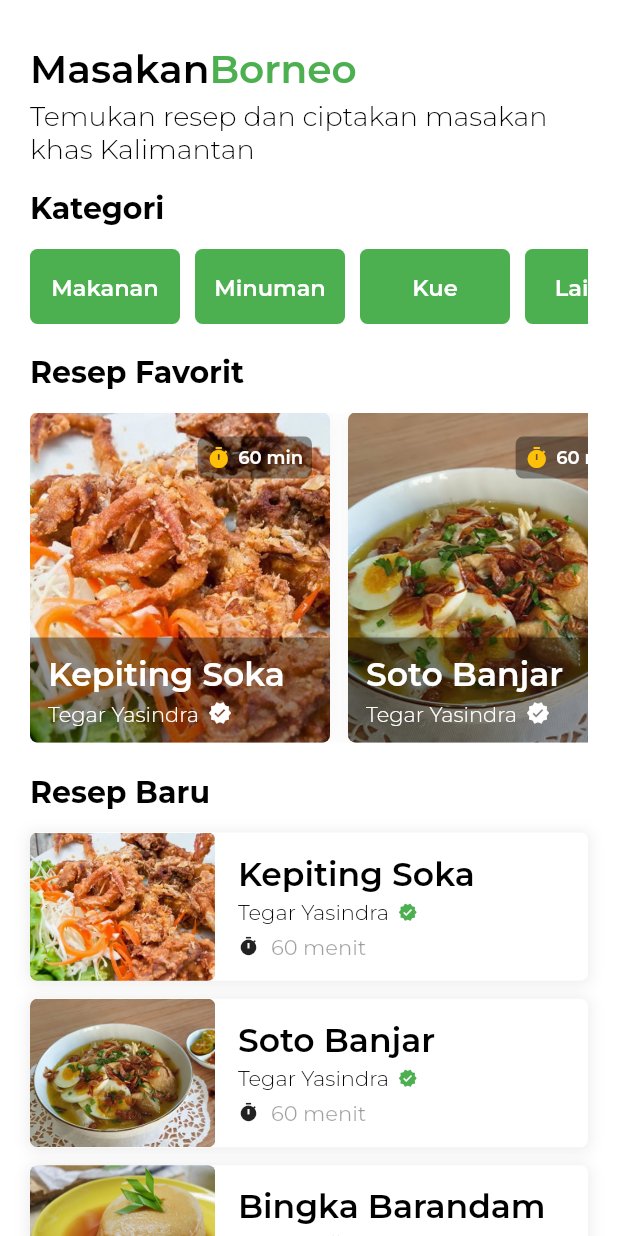
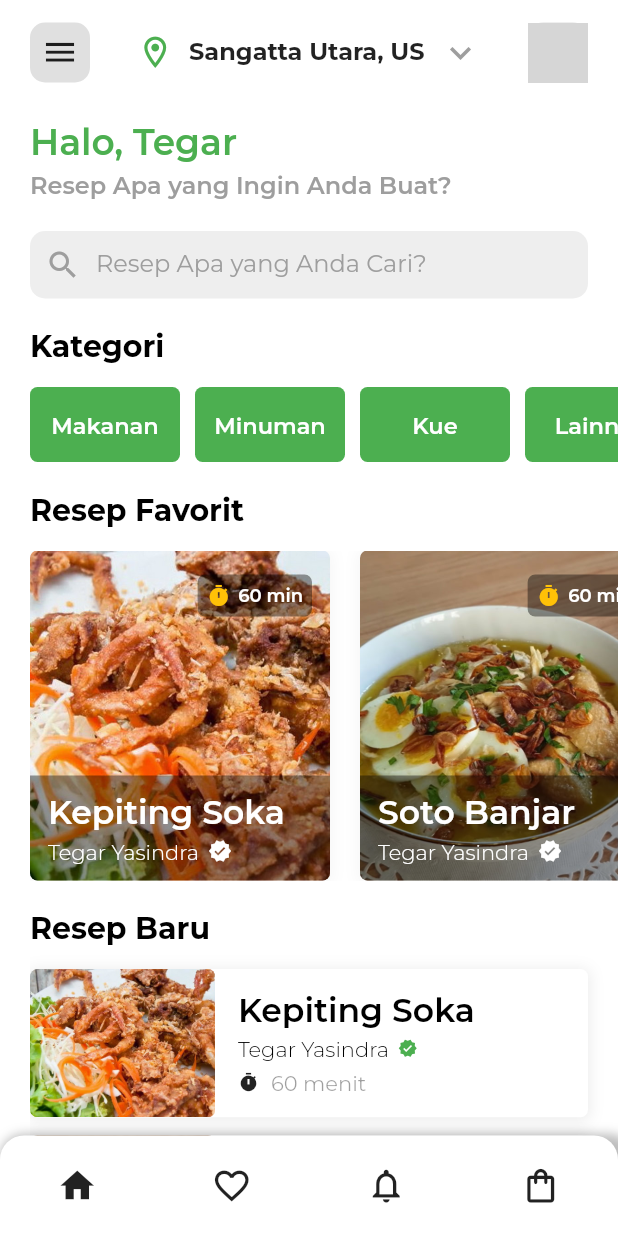
Before and after one commit to tegaryas/Borneo_Taste, a Flutter app: the screen it shows after launch, on a phone screen of 412 x 824 dp. Run offline on Flutter 3.47's test engine with Material 2 defaults, Android fonts, the phone set to English and light mode, and no system bars; our stand-ins replace google_fonts; grey boxes are pictures that could not be loaded.

Commit message:
Updating UI

```diff
--- a/lib/main.dart
+++ b/lib/main.dart
@@ -1,8 +1,13 @@
 import 'package:borneotaste/screens/home_screens/HomePage.dart';
 import 'package:flutter/material.dart';
+import 'package:flutter/services.dart';
 
 void main() {
   runApp(MyApp());
+  SystemChrome.setSystemUIOverlayStyle(SystemUiOverlayStyle(
+    statusBarColor: Colors.white,
+    systemNavigationBarColor: Colors.white,
+  ));
 }
 
 class MyApp extends StatelessWidget {
@@ -10,7 +15,6 @@ class MyApp extends StatelessWidget {
   @override
   Widget build(BuildContext context) {
     return MaterialApp(
-      title: 'Borneo Taste',
       debugShowCheckedModeBanner: false,
       home: HomePage(),
     );
--- a/lib/screens/home_screens/HomePage.dart
+++ b/lib/screens/home_screens/HomePage.dart
@@ -1,9 +1,12 @@
 import 'package:borneotaste/screens/home_screens/widgets/BaruCard.dart';
+import 'package:borneotaste/screens/home_screens/widgets/CustomAppbar.dart';
+import 'package:borneotaste/screens/home_screens/widgets/CustomNavBar.dart';
 import 'package:borneotaste/screens/home_screens/widgets/FavoriteCard.dart';
 import 'package:borneotaste/screens/home_screens/widgets/Header.dart';
 import 'package:borneotaste/screens/home_screens/widgets/KategoriHeader.dart';
+import 'package:borneotaste/screens/home_screens/widgets/Search.dart';
+import 'package:flutter/cupertino.dart';
 import 'package:flutter/material.dart';
-import 'package:google_fonts/google_fonts.dart';
 
 class HomePage extends StatefulWidget {
   const HomePage({Key key}) : super(key: key);
@@ -17,21 +20,34 @@ class _HomePageState extends State<HomePage> {
   Widget build(BuildContext context) {
     return Scaffold(
       backgroundColor: Colors.white,
-      body: ListView(
+      body: SafeArea(
+        child: Stack(
           children: [
             Padding(
-            padding: const EdgeInsets.symmetric(horizontal: 20),
-            child: Column(
-              crossAxisAlignment: CrossAxisAlignment.start,
+              padding: const EdgeInsets.only(
+                left: 20,
+                top: 50,
+              ),
+              child: ListView(
                 children: [
                   Header(),
+                  CustomSearchWidget(),
                   Kategori(),
-                Container(height: 280, child: FavoriteCard()),
-                BaruCard(),
+                  FavoriteCard(),
+                  Padding(
+                    padding: const EdgeInsets.only(
+                      right: 20.0,
+                      bottom: 70,
+                    ),
+                    child: BaruCard(),
+                  ),
                 ],
               ),
-          )
+            ),
+            CustomAppBar(),
+            CustomNavBar(),
           ],
+        ),
       ),
     );
   }
--- /dev/null
+++ b/lib/screens/home_screens/widgets/CustomAppbar.dart
@@ -0,0 +1,87 @@
+import 'package:flutter/material.dart';
+import 'package:google_fonts/google_fonts.dart';
+
+class CustomAppBar extends StatelessWidget {
+  const CustomAppBar({Key key}) : super(key: key);
+
+  @override
+  Widget build(BuildContext context) {
+    return Align(
+      alignment: Alignment.topCenter,
+      child: Container(
+        padding: EdgeInsets.only(
+          left: 20,
+          right: 20,
+          top: 15,
+          bottom: 15,
+        ),
+        color: Colors.white,
+        child: Row(
+          mainAxisAlignment: MainAxisAlignment.spaceBetween,
+          children: [
+            Container(
+              height: 40,
+              width: 40,
+              decoration: BoxDecoration(
+                color: Colors.grey[300],
+                borderRadius: BorderRadius.circular(
+                  10,
+                ),
+              ),
+              child: Icon(
+                Icons.menu,
+                size: 25,
+              ),
+            ),
+            Row(
+              children: [
+                Icon(
+                  Icons.location_on_outlined,
+                  size: 25,
+                  color: Colors.green,
+                ),
+                SizedBox(
+                  width: 10,
+                ),
+                Text(
+                  'Sangatta Utara, US',
+                  style: GoogleFonts.montserrat(
+                    fontSize: 16,
+                    fontWeight: FontWeight.w700,
+                  ),
+                ),
+                SizedBox(
+                  width: 10,
+                ),
+                Icon(
+                  Icons.keyboard_arrow_down,
+                  size: 28,
+                  color: Colors.grey,
+                )
+              ],
+            ),
+            Container(
+              height: 40,
+              width: 40,
+              decoration: BoxDecoration(
+                color: Colors.grey[300],
+                borderRadius: BorderRadius.circular(
+                  10,
+                ),
+              ),
+              child: ClipRRect(
+                borderRadius: BorderRadius.circular(
+                  10,
+                ),
+                child: Image.asset(
+                  'assets/images/avatar.png',
+                  fit: BoxFit.cover,
+                ),
+              ),
+            ),
+          ],
+        ),
+      ),
+    );
+  }
+}
--- /dev/null
+++ b/lib/screens/home_screens/widgets/CustomNavBar.dart
@@ -0,0 +1,60 @@
+import 'package:flutter/cupertino.dart';
+import 'package:flutter/material.dart';
+
+class CustomNavBar extends StatelessWidget {
+  const CustomNavBar({Key key}) : super(key: key);
+
+  @override
+  Widget build(BuildContext context) {
+    return Align(
+      alignment: Alignment.bottomCenter,
+      child: Container(
+        padding: EdgeInsets.only(
+          top: 20,
+          bottom: 20,
+        ),
+        decoration: BoxDecoration(
+          borderRadius: BorderRadius.only(
+            topLeft: Radius.circular(
+              16,
+            ),
+            topRight: Radius.circular(
+              16,
+            ),
+          ),
+          boxShadow: [
+            BoxShadow(
+              offset: Offset(5, 4),
+              color: Colors.black26,
+              blurRadius: 5,
+              spreadRadius: 5,
+            ),
+          ],
+          color: Colors.white,
+        ),
+        child: Row(
+          crossAxisAlignment: CrossAxisAlignment.start,
+          mainAxisAlignment: MainAxisAlignment.spaceAround,
+          children: [
+            Icon(
+              Icons.home,
+              size: 27,
+            ),
+            Icon(
+              Icons.favorite_border_outlined,
+              size: 27,
+            ),
+            Icon(
+              Icons.notifications_outlined,
+              size: 27,
+            ),
+            Icon(
+              Icons.shopping_bag_outlined,
+              size: 27,
+            ),
+          ],
+        ),
+      ),
+    );
+  }
+}
--- a/lib/screens/home_screens/widgets/FavoriteCard.dart
+++ b/lib/screens/home_screens/widgets/FavoriteCard.dart
@@ -58,7 +58,9 @@ class _FavoriteCard extends StatelessWidget {
   @override
   Widget build(BuildContext context) {
     return Padding(
-      padding: const EdgeInsets.only(right: 12),
+      padding: const EdgeInsets.only(
+        right: 20,
+      ),
       child: GestureDetector(
         onTap: press,
         child: Stack(
--- a/lib/screens/home_screens/widgets/Header.dart
+++ b/lib/screens/home_screens/widgets/Header.dart
@@ -12,39 +12,27 @@ class Header extends StatelessWidget {
         SizedBox(
           height: 30,
         ),
-        RichText(
-          text: TextSpan(
-            text: 'Masakan',
-            style: GoogleFonts.montserrat(
-              color: Colors.black,
-              fontSize: 26,
-              fontWeight: FontWeight.w600,
-            ),
-            children: [
-              TextSpan(
-                text: 'Borneo',
-                style: GoogleFonts.montserrat(
-                  color: Colors.green,
-                  fontSize: 26,
-                  fontWeight: FontWeight.w600,
-                ),
-              ),
-            ],
+        Text(
+          'Halo, Tegar',
+          style: GoogleFonts.montserrat(
+            color: Colors.green,
+            fontSize: 24,
+            fontWeight: FontWeight.w600,
           ),
         ),
         SizedBox(
           height: 5,
         ),
         Text(
-          'Temukan resep dan ciptakan masakan\nkhas Kalimantan',
+          'Resep Apa yang Ingin Anda Buat?',
           style: GoogleFonts.montserrat(
-            color: Colors.black,
-            fontSize: 18,
-            fontWeight: FontWeight.w300,
+            color: Colors.grey,
+            fontSize: 16,
+            fontWeight: FontWeight.w600,
           ),
         ),
         SizedBox(
-          height: 16,
+          height: 20,
         ),
       ],
     );
--- a/lib/screens/home_screens/widgets/KategoriHeader.dart
+++ b/lib/screens/home_screens/widgets/KategoriHeader.dart
@@ -120,7 +120,7 @@ class Kategori extends StatelessWidget {
                   onTap: () => Navigator.push(context,
                       MaterialPageRoute(builder: (context) => LainPage())),
                   child: Padding(
-                    padding: const EdgeInsets.only(right: 10),
+                    padding: const EdgeInsets.only(right: 20),
                     child: Stack(
                       children: [
                         Container(
--- a/lib/screens/home_screens/widgets/Search.dart
+++ b/lib/screens/home_screens/widgets/Search.dart
@@ -7,7 +7,7 @@ class CustomSearchWidget extends StatelessWidget {
   @override
   Widget build(BuildContext context) {
     return Container(
-      height: 50,
+      height: 45,
       width: double.infinity,
       padding: EdgeInsets.symmetric(
         horizontal: 10,
```
Also changed, not shown: 1 other file. Lines whose indentation alone changed are shown as unchanged.
